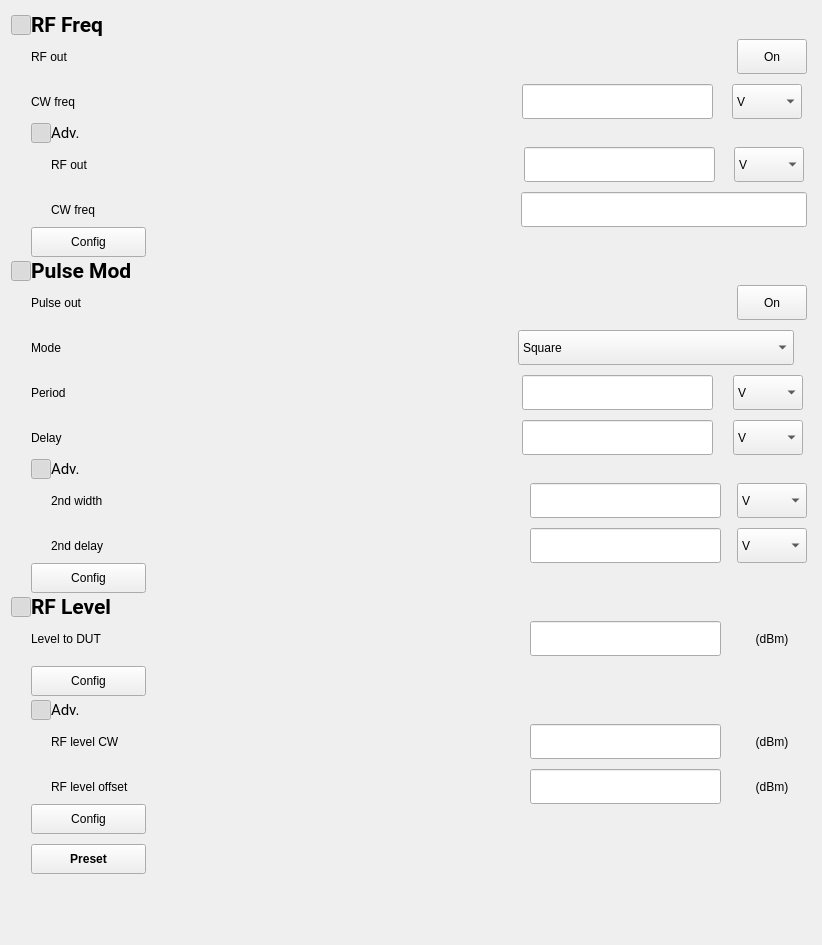
The window that tas7061if/widgets/wgContentSmb100B/wgContentSmb100B.ui (DoND8xforce/tas7061) describes before a commit, drawn with Qt 5.
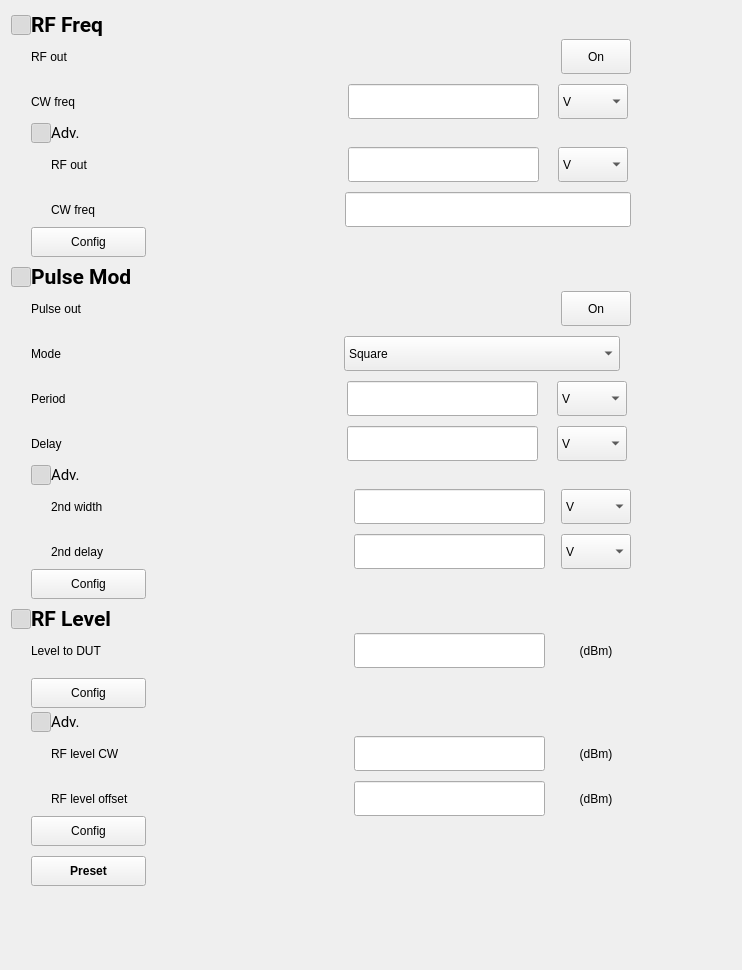
The same window after the commit. Icons and pictures are not drawn.

Commit message: Redesign wgContentSmb100B

Patch:
```diff
--- a/tas7061if/widgets/wgContentSmb100B/wgContentSmb100B.ui
+++ b/tas7061if/widgets/wgContentSmb100B/wgContentSmb100B.ui
@@ -6,24 +6,21 @@
    <rect>
     <x>0</x>
     <y>0</y>
-    <width>822</width>
-    <height>945</height>
+    <width>742</width>
+    <height>970</height>
    </rect>
   </property>
   <property name="windowTitle">
    <string>Form</string>
   </property>
   <layout class="QHBoxLayout" name="horizontalLayout_3">
-   <property name="spacing">
-    <number>0</number>
-   </property>
    <item>
-    <layout class="QVBoxLayout" name="verticalLayout_6">
-     <property name="spacing">
-      <number>0</number>
-     </property>
+    <layout class="QVBoxLayout" name="verticalLayout_7">
      <item>
       <layout class="QVBoxLayout" name="verticalLayout_3">
+       <property name="spacing">
+        <number>0</number>
+       </property>
        <item>
         <layout class="QHBoxLayout" name="horizontalLayout_5">
          <property name="spacing">
@@ -108,6 +105,12 @@
        </item>
        <item>
         <widget class="QWidget" name="wgRfFreq" native="true">
+         <property name="maximumSize">
+          <size>
+           <width>624</width>
+           <height>16777215</height>
+          </size>
+         </property>
          <layout class="QVBoxLayout" name="verticalLayout">
           <property name="spacing">
            <number>0</number>
@@ -130,7 +133,7 @@
              <number>20</number>
             </property>
             <property name="horizontalSpacing">
-             <number>444</number>
+             <number>270</number>
             </property>
             <property name="verticalSpacing">
              <number>10</number>
@@ -327,6 +330,12 @@
               <height>0</height>
              </size>
             </property>
+            <property name="maximumSize">
+             <size>
+              <width>624</width>
+              <height>16777215</height>
+             </size>
+            </property>
             <property name="styleSheet">
              <string notr="true"/>
             </property>
@@ -344,7 +353,7 @@
               <number>0</number>
              </property>
              <property name="horizontalSpacing">
-              <number>426</number>
+              <number>250</number>
              </property>
              <property name="verticalSpacing">
               <number>10</number>
@@ -466,6 +475,9 @@
      </item>
      <item>
       <layout class="QVBoxLayout" name="verticalLayout_5">
+       <property name="spacing">
+        <number>0</number>
+       </property>
        <item>
         <layout class="QHBoxLayout" name="horizontalLayout_8">
          <property name="spacing">
@@ -550,6 +562,12 @@
        </item>
        <item>
         <widget class="QWidget" name="wgPulseMod" native="true">
+         <property name="maximumSize">
+          <size>
+           <width>624</width>
+           <height>16777215</height>
+          </size>
+         </property>
          <layout class="QVBoxLayout" name="verticalLayout_2">
           <property name="spacing">
            <number>0</number>
@@ -572,7 +590,7 @@
              <number>20</number>
             </property>
             <property name="horizontalSpacing">
-             <number>436</number>
+             <number>262</number>
             </property>
             <property name="verticalSpacing">
              <number>10</number>
@@ -866,6 +884,12 @@
               <height>0</height>
              </size>
             </property>
+            <property name="maximumSize">
+             <size>
+              <width>624</width>
+              <height>16777215</height>
+             </size>
+            </property>
             <property name="styleSheet">
              <string notr="true"/>
             </property>
@@ -883,7 +907,7 @@
               <number>0</number>
              </property>
              <property name="horizontalSpacing">
-              <number>410</number>
+              <number>238</number>
              </property>
              <property name="verticalSpacing">
               <number>10</number>
@@ -1041,6 +1065,11 @@
       </layout>
      </item>
      <item>
+      <layout class="QVBoxLayout" name="verticalLayout_6">
+       <property name="spacing">
+        <number>0</number>
+       </property>
+       <item>
       <layout class="QHBoxLayout" name="horizontalLayout_23">
        <property name="spacing">
         <number>0</number>
@@ -1124,6 +1153,12 @@
      </item>
      <item>
       <widget class="QWidget" name="wgRfLevel" native="true">
+         <property name="maximumSize">
+          <size>
+           <width>624</width>
+           <height>16777215</height>
+          </size>
+         </property>
        <layout class="QVBoxLayout" name="verticalLayout_4">
         <property name="spacing">
          <number>0</number>
@@ -1146,7 +1181,7 @@
            <number>20</number>
           </property>
           <property name="horizontalSpacing">
-           <number>384</number>
+             <number>208</number>
           </property>
           <property name="verticalSpacing">
            <number>10</number>
@@ -1320,6 +1355,12 @@
             <height>0</height>
            </size>
           </property>
+            <property name="maximumSize">
+             <size>
+              <width>624</width>
+              <height>16777215</height>
+             </size>
+            </property>
           <property name="styleSheet">
            <string notr="true"/>
           </property>
@@ -1337,7 +1378,7 @@
             <number>0</number>
            </property>
            <property name="horizontalSpacing">
-            <number>382</number>
+              <number>208</number>
            </property>
            <property name="verticalSpacing">
             <number>10</number>
@@ -1515,6 +1556,8 @@
        </layout>
       </widget>
      </item>
+      </layout>
+     </item>
      <item>
       <spacer name="verticalSpacer">
        <property name="orientation">
@@ -1522,7 +1565,7 @@
        </property>
        <property name="sizeHint" stdset="0">
         <size>
-         <width>728</width>
+         <width>20</width>
          <height>40</height>
         </size>
        </property>
@@ -1537,7 +1580,7 @@
      </property>
      <property name="sizeHint" stdset="0">
       <size>
-       <width>0</width>
+       <width>87</width>
        <height>20</height>
       </size>
      </property>
```
Lines whose indentation alone changed are shown as unchanged. The commit also changes 3 other files.
